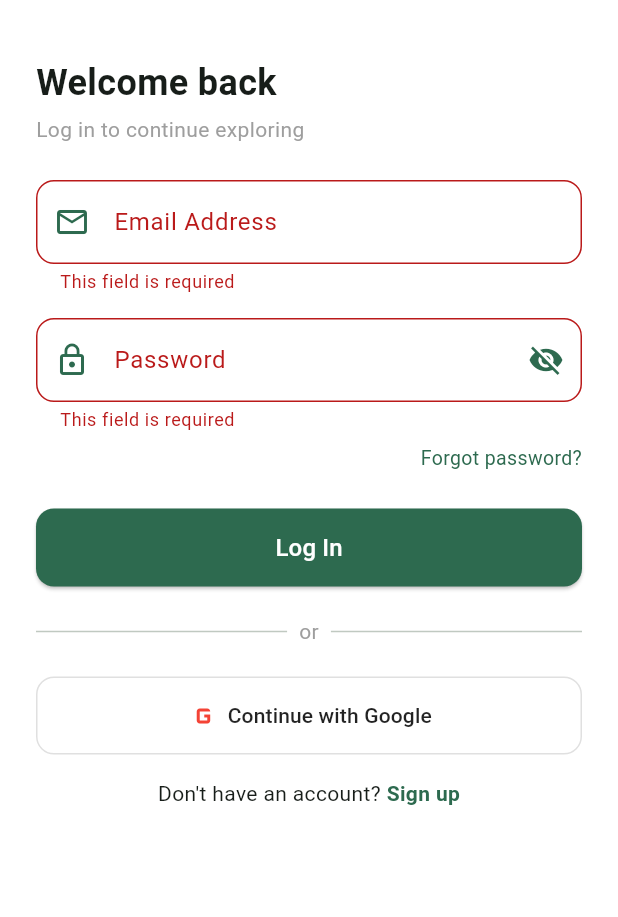
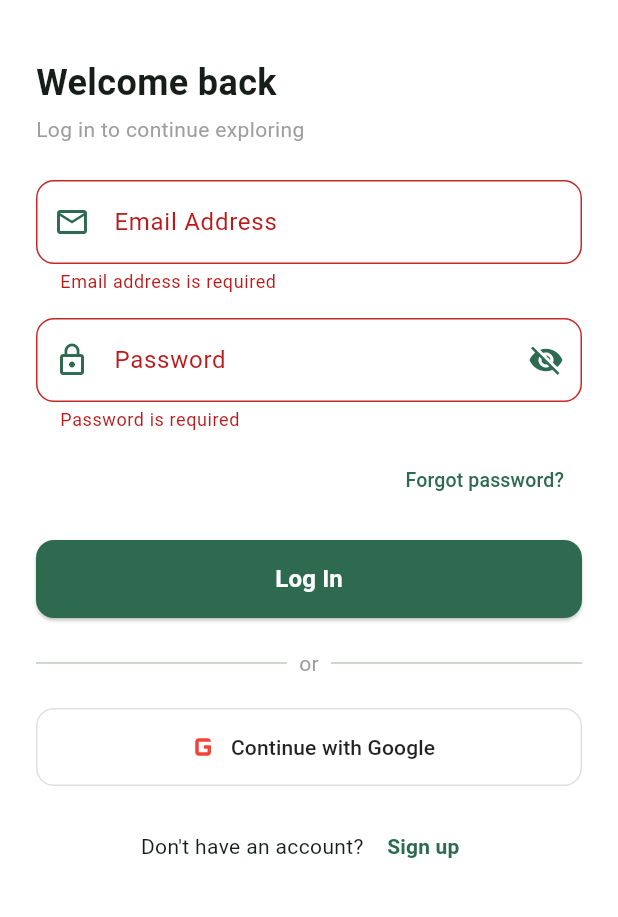
Before and after one commit to jclee-wm25/livelocal, a Flutter app: the ProfileScreen screen opened directly, after a tap on "Logout", after a tap on "Log In", on a phone screen of 412 x 824 dp, the part 63-980 px from its top. Run offline on Flutter 3.47's test engine with Material 3 defaults, Android fonts, the phone set to English and light mode, and no system bars; our stand-ins replace cached_network_image, flutter_dotenv, geolocator, image_picker, supabase_flutter; accounts and stored records are empty; network calls fail.

Commit message:
feat(auth): complete login validation and loading state

```diff
--- a/lib/screens/login_screen.dart
+++ b/lib/screens/login_screen.dart
@@ -1,55 +1,117 @@
 import 'package:flutter/material.dart';
 import 'package:provider/provider.dart';
+
 import '../constants/app_colors.dart';
 import '../controllers/auth_controller.dart';
 
 class LoginScreen extends StatefulWidget {
   const LoginScreen({super.key});
+
   @override
   State<LoginScreen> createState() => _LoginScreenState();
 }
+
 class _LoginScreenState extends State<LoginScreen> {
-  final _formKey = GlobalKey<FormState>();
+  final GlobalKey<FormState> _formKey = GlobalKey<FormState>();
+
+  final TextEditingController _emailController = TextEditingController();
+  final TextEditingController _passwordController = TextEditingController();
+
   bool _showError = false;
+  bool _obscurePassword = true;
+
   String _errorMessage = '';
-  bool _obscurePassword = true;
-  final _emailController = TextEditingController();
-  final _passwordController = TextEditingController();
+
   InputDecoration _fieldDecoration({
     required IconData prefixIcon,
     required String labelText,
     Widget? suffixIcon,
   }) {
     return InputDecoration(
-      prefixIcon: Icon(prefixIcon, color: AppColors.primary),
+      prefixIcon: Icon(
+        prefixIcon,
+        color: AppColors.primary,
+      ),
       labelText: labelText,
       suffixIcon: suffixIcon,
       border: OutlineInputBorder(
         borderRadius: BorderRadius.circular(12),
       ),
+      enabledBorder: OutlineInputBorder(
+        borderRadius: BorderRadius.circular(12),
+        borderSide: BorderSide(
+          color: Colors.grey.shade300,
+        ),
+      ),
       focusedBorder: OutlineInputBorder(
         borderRadius: BorderRadius.circular(12),
-        borderSide: const BorderSide(color: AppColors.primary, width: 2),
+        borderSide: const BorderSide(
+          color: AppColors.primary,
+          width: 2,
+        ),
+      ),
+      errorBorder: OutlineInputBorder(
+        borderRadius: BorderRadius.circular(12),
+        borderSide: const BorderSide(
+          color: AppColors.error,
+        ),
+      ),
+      focusedErrorBorder: OutlineInputBorder(
+        borderRadius: BorderRadius.circular(12),
+        borderSide: const BorderSide(
+          color: AppColors.error,
+          width: 2,
+        ),
       ),
     );
   }
-  @override
-  void dispose() {
-    _emailController.dispose();
-    _passwordController.dispose();
-    super.dispose();
+
+  void _clearError() {
+    if (!_showError) {
+      return;
+    }
+
+    setState(() {
+      _showError = false;
+      _errorMessage = '';
+    });
   }
 
   Future<void> _handleLogin() async {
-    if (!_formKey.currentState!.validate()) return;
-    final authCtrl = Provider.of<AuthController>(context, listen: false);
+    final currentForm = _formKey.currentState;
+
+    if (currentForm == null || !currentForm.validate()) {
+      return;
+    }
+
+    final authCtrl = context.read<AuthController>();
+
+    if (authCtrl.isLoading) {
+      return;
+    }
+
+    FocusScope.of(context).unfocus();
+
+    setState(() {
+      _showError = false;
+      _errorMessage = '';
+    });
+
     final success = await authCtrl.login(
       _emailController.text.trim(),
       _passwordController.text,
     );
-    if (!mounted) return;
+
+    if (!mounted) {
+      return;
+    }
+
     if (success) {
-      Navigator.pushNamedAndRemoveUntil(context, '/home', (route) => false);
+      Navigator.pushNamedAndRemoveUntil(
+        context,
+        '/home',
+        (route) => false,
+      );
     } else {
       setState(() {
         _showError = true;
@@ -58,8 +120,54 @@ class _LoginScreenState extends State<LoginScreen> {
       });
     }
   }
+
+  void _goBack() {
+    if (Navigator.canPop(context)) {
+      Navigator.pop(context);
+    } else {
+      Navigator.pushReplacementNamed(
+        context,
+        '/welcome',
+      );
+    }
+  }
+
+  void _showForgotPasswordMessage() {
+    ScaffoldMessenger.of(context).hideCurrentSnackBar();
+
+    ScaffoldMessenger.of(context).showSnackBar(
+      const SnackBar(
+        content: Text(
+          'Password reset will be implemented in the next step.',
+        ),
+      ),
+    );
+  }
+
+  void _showGoogleLoginMessage() {
+    ScaffoldMessenger.of(context).hideCurrentSnackBar();
+
+    ScaffoldMessenger.of(context).showSnackBar(
+      const SnackBar(
+        content: Text(
+          'Google login is not available yet.',
+        ),
+      ),
+    );
+  }
+
+  @override
+  void dispose() {
+    _emailController.dispose();
+    _passwordController.dispose();
+
+    super.dispose();
+  }
+
   @override
   Widget build(BuildContext context) {
+    final authCtrl = context.watch<AuthController>();
+
     return Scaffold(
       backgroundColor: Colors.white,
       appBar: AppBar(
@@ -68,9 +176,7 @@ class _LoginScreenState extends State<LoginScreen> {
         foregroundColor: AppColors.primary,
         leading: IconButton(
           icon: const Icon(Icons.arrow_back),
-          onPressed: () {
-            Navigator.pushNamed(context, '/welcome');
-          },
+          onPressed: authCtrl.isLoading ? null : _goBack,
         ),
         title: const Text(
           'LiveLocal',
@@ -80,9 +186,11 @@ class _LoginScreenState extends State<LoginScreen> {
           ),
         ),
       ),
-      body: SingleChildScrollView(
-        child: Padding(
-          padding: const EdgeInsets.all(24.0),
+      body: SafeArea(
+        child: SingleChildScrollView(
+          keyboardDismissBehavior: ScrollViewKeyboardDismissBehavior.onDrag,
+          padding: const EdgeInsets.all(24),
+          child: AutofillGroup(
             child: Column(
               crossAxisAlignment: CrossAxisAlignment.start,
               children: [
@@ -109,15 +217,19 @@ class _LoginScreenState extends State<LoginScreen> {
                     decoration: BoxDecoration(
                       color: AppColors.errorBg,
                       borderRadius: BorderRadius.circular(8),
-                    border: Border.all(color: Colors.red.shade200),
+                      border: Border.all(
+                        color: Colors.red.shade200,
+                      ),
                     ),
                     child: Row(
+                      crossAxisAlignment: CrossAxisAlignment.start,
                       children: [
                         const Icon(
                           Icons.error_outline,
                           color: AppColors.error,
-                        size: 16,
+                          size: 18,
                         ),
+                        const SizedBox(width: 8),
                         Expanded(
                           child: Text(
                             _errorMessage,
@@ -138,22 +250,51 @@ class _LoginScreenState extends State<LoginScreen> {
                     children: [
                       TextFormField(
                         controller: _emailController,
+                        enabled: !authCtrl.isLoading,
                         keyboardType: TextInputType.emailAddress,
+                        textInputAction: TextInputAction.next,
+                        autocorrect: false,
+                        autofillHints: const [
+                          AutofillHints.email,
+                        ],
+                        onChanged: (_) => _clearError(),
                         decoration: _fieldDecoration(
                           prefixIcon: Icons.email_outlined,
                           labelText: 'Email Address',
                         ),
                         validator: (value) {
-                        if (value == null || value.isEmpty) {
-                          return 'This field is required';
+                          final email = value?.trim() ?? '';
+
+                          if (email.isEmpty) {
+                            return 'Email address is required';
                           }
+
+                          final emailPattern = RegExp(
+                            r'^[A-Za-z0-9._%+-]+@[A-Za-z0-9.-]+\.[A-Za-z]{2,}$',
+                          );
+
+                          if (!emailPattern.hasMatch(email)) {
+                            return 'Please enter a valid email address';
+                          }
+
                           return null;
                         },
                       ),
                       const SizedBox(height: 16),
                       TextFormField(
                         controller: _passwordController,
+                        enabled: !authCtrl.isLoading,
                         obscureText: _obscurePassword,
+                        textInputAction: TextInputAction.done,
+                        autofillHints: const [
+                          AutofillHints.password,
+                        ],
+                        onChanged: (_) => _clearError(),
+                        onFieldSubmitted: (_) {
+                          if (!authCtrl.isLoading) {
+                            _handleLogin();
+                          }
+                        },
                         decoration: _fieldDecoration(
                           prefixIcon: Icons.lock_outline,
                           labelText: 'Password',
@@ -164,7 +305,9 @@ class _LoginScreenState extends State<LoginScreen> {
                                   : Icons.visibility,
                               color: AppColors.primary,
                             ),
-                          onPressed: () {
+                            onPressed: authCtrl.isLoading
+                                ? null
+                                : () {
                                     setState(() {
                                       _obscurePassword = !_obscurePassword;
                                     });
@@ -173,8 +316,9 @@ class _LoginScreenState extends State<LoginScreen> {
                         ),
                         validator: (value) {
                           if (value == null || value.isEmpty) {
-                          return 'This field is required';
+                            return 'Password is required';
                           }
+
                           return null;
                         },
                       ),
@@ -184,14 +328,9 @@ class _LoginScreenState extends State<LoginScreen> {
                 const SizedBox(height: 8),
                 Align(
                   alignment: Alignment.centerRight,
-                child: GestureDetector(
-                  onTap: () {
-                    ScaffoldMessenger.of(context).showSnackBar(
-                      const SnackBar(
-                        content: Text('Password reset email sent!'),
-                      ),
-                    );
-                  },
+                  child: TextButton(
+                    onPressed:
+                        authCtrl.isLoading ? null : _showForgotPasswordMessage,
                     child: const Text(
                       'Forgot password?',
                       style: TextStyle(
@@ -201,22 +340,37 @@ class _LoginScreenState extends State<LoginScreen> {
                     ),
                   ),
                 ),
-              const SizedBox(height: 24),
+                const SizedBox(height: 16),
                 SizedBox(
                   width: double.infinity,
                   height: 52,
                   child: ElevatedButton(
-                  onPressed: () => _handleLogin(),
+                    onPressed: authCtrl.isLoading ? null : _handleLogin,
                     style: ElevatedButton.styleFrom(
                       backgroundColor: AppColors.primary,
                       foregroundColor: Colors.white,
+                      disabledBackgroundColor: AppColors.primary.withValues(
+                        alpha: 0.6,
+                      ),
                       shape: RoundedRectangleBorder(
                         borderRadius: BorderRadius.circular(12),
                       ),
                     ),
-                  child: const Text(
+                    child: authCtrl.isLoading
+                        ? const SizedBox(
+                            width: 22,
+                            height: 22,
+                            child: CircularProgressIndicator(
+                              strokeWidth: 2.5,
+                              color: Colors.white,
+                            ),
+                          )
+                        : const Text(
                             'Log In',
-                    style: TextStyle(fontSize: 16),
+                            style: TextStyle(
+                              fontSize: 16,
+                              fontWeight: FontWeight.w600,
+                            ),
                           ),
                   ),
                 ),
@@ -225,10 +379,14 @@ class _LoginScreenState extends State<LoginScreen> {
                   children: [
                     Expanded(child: Divider()),
                     Padding(
-                    padding: EdgeInsets.symmetric(horizontal: 8.0),
+                      padding: EdgeInsets.symmetric(
+                        horizontal: 8,
+                      ),
                       child: Text(
                         'or',
-                      style: TextStyle(color: Colors.grey),
+                        style: TextStyle(
+                          color: Colors.grey,
+                        ),
                       ),
                     ),
                     Expanded(child: Divider()),
@@ -239,15 +397,12 @@ class _LoginScreenState extends State<LoginScreen> {
                   width: double.infinity,
                   height: 52,
                   child: OutlinedButton(
-                  onPressed: () {
-                    ScaffoldMessenger.of(context).showSnackBar(
-                      const SnackBar(
-                        content: Text('Google login coming soon!'),
+                    onPressed:
+                        authCtrl.isLoading ? null : _showGoogleLoginMessage,
+                    style: OutlinedButton.styleFrom(
+                      side: BorderSide(
+                        color: Colors.grey.shade300,
                       ),
-                    );
-                  },
-                  style: OutlinedButton.styleFrom(
-                    side: BorderSide(color: Colors.grey.shade300),
                       shape: RoundedRectangleBorder(
                         borderRadius: BorderRadius.circular(12),
                       ),
@@ -257,12 +412,15 @@ class _LoginScreenState extends State<LoginScreen> {
                       children: [
                         Icon(
                           Icons.g_mobiledata,
-                        size: 24,
+                          size: 28,
                           color: Colors.red,
                         ),
+                        SizedBox(width: 4),
                         Text(
-                        ' Continue with Google',
-                        style: TextStyle(color: Colors.black87),
+                          'Continue with Google',
+                          style: TextStyle(
+                            color: Colors.black87,
+                          ),
                         ),
                       ],
                     ),
@@ -272,10 +430,17 @@ class _LoginScreenState extends State<LoginScreen> {
                 Row(
                   mainAxisAlignment: MainAxisAlignment.center,
                   children: [
-                  const Text("Don't have an account? "),
-                  GestureDetector(
-                    onTap: () {
-                      Navigator.pushNamed(context, '/register');
+                    const Text(
+                      "Don't have an account? ",
+                    ),
+                    TextButton(
+                      onPressed: authCtrl.isLoading
+                          ? null
+                          : () {
+                              Navigator.pushReplacementNamed(
+                                context,
+                                '/register',
+                              );
                             },
                       child: const Text(
                         'Sign up',
@@ -291,6 +456,7 @@ class _LoginScreenState extends State<LoginScreen> {
             ),
           ),
         ),
+      ),
     );
   }
 }
--- a/lib/services/auth_service.dart
+++ b/lib/services/auth_service.dart
@@ -4,47 +4,93 @@ import '../repositories/supabase_repository.dart';
 class AuthService {
   final SupabaseRepository _repo = SupabaseRepository();
 
-  Future<ProfileModel> login(String email, String password) async {
-    if (email.isEmpty || password.isEmpty) {
+  // Local development mode only.
+  // Seed accounts use "password" as the demo password.
+  // Newly registered local accounts are stored here during the current run.
+  static final Map<String, String> _localPasswords = {};
+
+  bool _isValidEmail(String email) {
+    final emailPattern = RegExp(
+      r'^[A-Za-z0-9._%+-]+@[A-Za-z0-9.-]+\.[A-Za-z]{2,}$',
+    );
+
+    return emailPattern.hasMatch(email);
+  }
+
+  Future<ProfileModel> login(
+    String email,
+    String password,
+  ) async {
+    final normalizedEmail = email.trim().toLowerCase();
+
+    if (normalizedEmail.isEmpty || password.isEmpty) {
       throw Exception('Email and password cannot be empty.');
     }
 
+    if (!_isValidEmail(normalizedEmail)) {
+      throw Exception('Please enter a valid email address.');
+    }
+
     if (_repo.isLiveSupabase) {
-      final res = await _repo.signIn(email, password);
-      if (res == null || res.user == null) {
-        throw Exception('Invalid login credentials.');
+      final response = await _repo.signIn(
+        normalizedEmail,
+        password,
+      );
+
+      if (response == null || response.user == null) {
+        throw Exception('Invalid email or password.');
       }
 
-      // Fetch the user's profile associated with this Auth user
       final profiles = await _repo.fetchProfiles();
+
       final userProfile = profiles.firstWhere(
-        (p) => p.email.toLowerCase() == email.toLowerCase(),
-        orElse: () => throw Exception('Profile not found for this user.'),
+        (profile) => profile.email.trim().toLowerCase() == normalizedEmail,
+        orElse: () {
+          throw Exception('Profile not found for this account.');
+        },
       );
 
       if (userProfile.isSuspended) {
-        // Technically we should sign out immediately if suspended, but
-        // for simplicity we just throw.
-        throw Exception('Your account has been suspended by an administrator.');
+        throw Exception(
+          'Your account has been suspended by an administrator.',
+        );
       }
 
       return userProfile;
-    } else {
-      // Local fallback
-      final profiles = await _repo.fetchProfiles();
-      final match = profiles
-          .where((p) => p.email.toLowerCase() == email.toLowerCase())
-          .toList();
+    }
 
-      if (match.isEmpty) {
-        throw Exception('Invalid email or password.');
-      }
-      if (match.first.isSuspended) {
-        throw Exception('Your account has been suspended by an administrator.');
-      }
-      // Simulate successful local login
-      return match.first;
+    // Local fallback mode
+    final profiles = await _repo.fetchProfiles();
+
+    final matchingProfiles = profiles.where(
+      (profile) => profile.email.trim().toLowerCase() == normalizedEmail,
+    );
+
+    if (matchingProfiles.isEmpty) {
+      throw Exception('Invalid email or password.');
     }
+
+    final profile = matchingProfiles.first;
+
+    // Registered local accounts use their entered password.
+    // Seed accounts use "password" for development testing.
+    final savedPassword = _localPasswords[normalizedEmail];
+
+    final passwordIsValid = savedPassword != null
+        ? savedPassword == password
+        : password == 'password';
+
+    if (!passwordIsValid) {
+      throw Exception('Invalid email or password.');
+    }
+
+    if (profile.isSuspended) {
+      throw Exception(
+        'Your account has been suspended by an administrator.',
+      );
+    }
+
+    return profile;
   }
 
   Future<ProfileModel> register(
@@ -61,16 +107,14 @@ class AuthService {
       throw Exception('All registration fields are required.');
     }
 
-    final emailPattern = RegExp(
-      r'^[A-Za-z0-9._%+-]+@[A-Za-z0-9.-]+\.[A-Za-z]{2,}$',
-    );
-
-    if (!emailPattern.hasMatch(normalizedEmail)) {
+    if (!_isValidEmail(normalizedEmail)) {
       throw Exception('Please enter a valid email address.');
     }
 
     if (password.length < 6) {
-      throw Exception('Password must contain at least 6 characters.');
+      throw Exception(
+        'Password must contain at least 6 characters.',
+      );
     }
 
     const allowedRoles = {
@@ -89,7 +133,9 @@ class AuthService {
     );
 
     if (emailAlreadyExists) {
-      throw Exception('An account with this email already exists.');
+      throw Exception(
+        'An account with this email already exists.',
+      );
     }
 
     if (_repo.isLiveSupabase) {
@@ -99,7 +145,9 @@ class AuthService {
       );
 
       if (response == null || response.user == null) {
-        throw Exception('Registration failed. Please try again.');
+        throw Exception(
+          'Registration failed. Please try again.',
+        );
       }
 
       final newProfile = ProfileModel(
@@ -123,10 +171,15 @@ class AuthService {
 
     await _repo.saveProfile(newProfile);
 
+    // Save the local development password for this app session.
+    _localPasswords[normalizedEmail] = password;
+
     return newProfile;
   }
 
-  Future<void> updateProfile(ProfileModel updatedProfile) async {
+  Future<void> updateProfile(
+    ProfileModel updatedProfile,
+  ) async {
     await _repo.saveProfile(updatedProfile);
   }
 }
```
Lines whose indentation alone changed are shown as unchanged.
